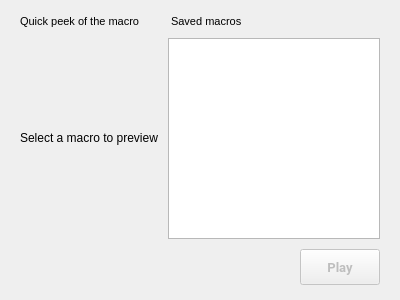
This is android/android-emu/android/skin/qt/extended-pages/record-macro-page.ui in aosp-mirror/platform_external_qemu as Qt 5 draws it before an edit. The edited form follows.
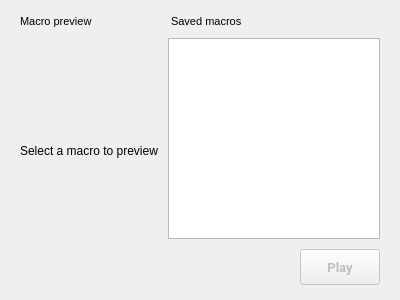
This is the edited form. Icons and pictures are not drawn. Custom widgets are drawn as their Qt base class.

Commit message: MacroUI: Adding replay/refresh icon to emulator for macro previews.

```diff
--- a/android/android-emu/android/skin/qt/extended-pages/record-macro-page.ui
+++ b/android/android-emu/android/skin/qt/extended-pages/record-macro-page.ui
@@ -45,7 +45,7 @@
         </font>
        </property>
        <property name="text">
-        <string>Quick peek of the macro</string>
+        <string>Macro preview</string>
        </property>
       </widget>
      </item>
@@ -94,9 +94,9 @@
           <property name="ColorGroup" stdset="0">
            <string>Overlay</string>
           </property>
-          <layout class="QVBoxLayout" name="verticalLayout_4" stretch="0">
+          <layout class="QVBoxLayout" name="verticalLayout_4" stretch="0,0,0,0">
            <property name="spacing">
-            <number>0</number>
+            <number>10</number>
            </property>
            <property name="sizeConstraint">
             <enum>QLayout::SetDefaultConstraint</enum>
@@ -113,6 +113,29 @@
            <property name="bottomMargin">
             <number>0</number>
            </property>
+           <item>
+            <spacer name="verticalSpacer">
+             <property name="orientation">
+              <enum>Qt::Vertical</enum>
+             </property>
+             <property name="sizeHint" stdset="0">
+              <size>
+               <width>20</width>
+               <height>40</height>
+              </size>
+             </property>
+            </spacer>
+           </item>
+           <item>
+            <widget class="QLabel" name="replayIcon">
+             <property name="text">
+              <string/>
+             </property>
+             <property name="alignment">
+              <set>Qt::AlignCenter</set>
+             </property>
+            </widget>
+           </item>
            <item alignment="Qt::AlignHCenter|Qt::AlignVCenter">
             <widget class="QLabel" name="previewLabel">
              <property name="text">
@@ -120,6 +143,19 @@
              </property>
             </widget>
            </item>
+           <item>
+            <spacer name="verticalSpacer_2">
+             <property name="orientation">
+              <enum>Qt::Vertical</enum>
+             </property>
+             <property name="sizeHint" stdset="0">
+              <size>
+               <width>20</width>
+               <height>40</height>
+              </size>
+             </property>
+            </spacer>
+           </item>
           </layout>
          </widget>
         </item>
```
The commit also changes 5 other files.
